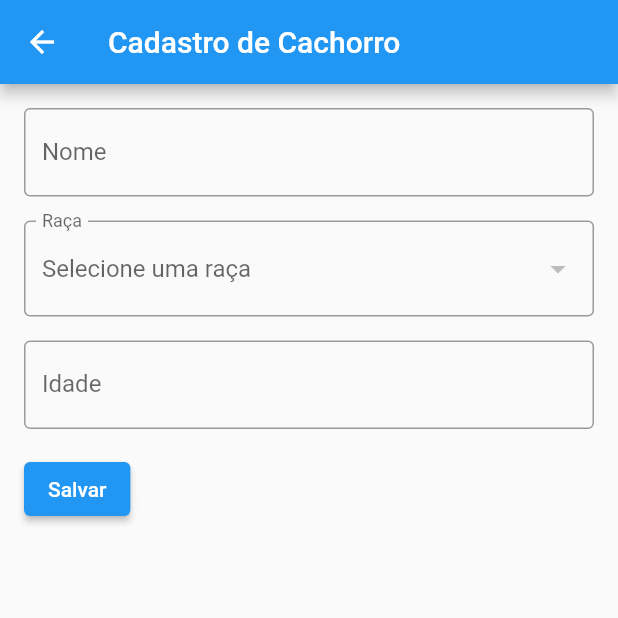
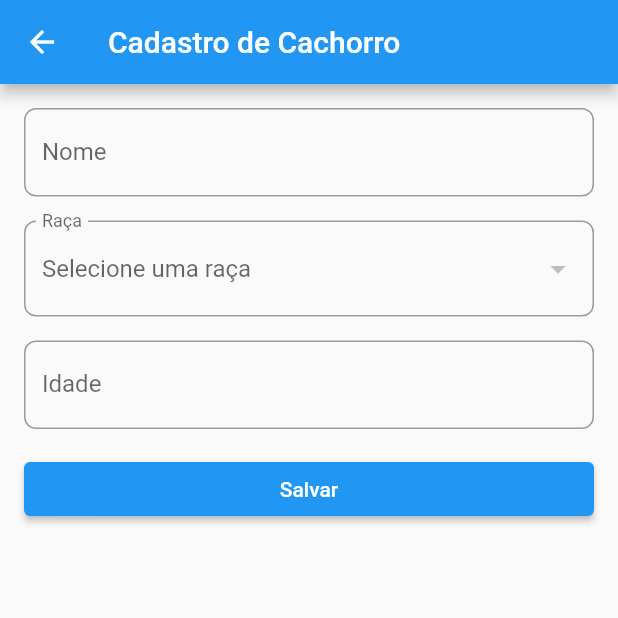
Before and after one commit to Sergio-Cordeiro/Canine_shield, a Flutter app: the DogRegistrationScreen screen opened by its route, on a phone screen of 412 x 824 dp, the top half of it. Run offline on Flutter 3.47's test engine with Material 2 defaults, Android fonts, the light colour scheme and no system bars; our stand-ins replace sqflite; accounts and stored records are empty; network calls fail.

Commit message:
some layout ajusts

```diff
--- a/lib/newDog.dart
+++ b/lib/newDog.dart
@@ -43,14 +43,18 @@ class _DogRegistrationScreenState extends State<DogRegistrationScreen> {
         child: Form(
           key: _formKey,
           child: Column(
-            crossAxisAlignment: CrossAxisAlignment.start,
+            crossAxisAlignment: CrossAxisAlignment.stretch,
             children: <Widget>[
               TextFormField(
                 decoration: InputDecoration(
                   labelText: 'Nome',
-                  border: OutlineInputBorder(),
+                  border: OutlineInputBorder(
+                    borderRadius: BorderRadius.circular(8.0),
+                  ),
                   focusedBorder: OutlineInputBorder(
-                    borderSide: BorderSide(color: Theme.of(context).primaryColor),
+                    borderSide:
+                        BorderSide(color: Theme.of(context).primaryColor),
+                    borderRadius: BorderRadius.circular(8.0),
                   ),
                 ),
                 validator: (value) {
@@ -67,9 +71,13 @@ class _DogRegistrationScreenState extends State<DogRegistrationScreen> {
               DropdownButtonFormField(
                 decoration: InputDecoration(
                   labelText: 'Raça',
-                  border: OutlineInputBorder(),
+                  border: OutlineInputBorder(
+                    borderRadius: BorderRadius.circular(8.0),
+                  ),
                   focusedBorder: OutlineInputBorder(
-                    borderSide: BorderSide(color: Theme.of(context).primaryColor),
+                    borderSide:
+                        BorderSide(color: Theme.of(context).primaryColor),
+                    borderRadius: BorderRadius.circular(8.0),
                   ),
                 ),
                 hint: const Text('Selecione uma raça'),
@@ -96,9 +104,13 @@ class _DogRegistrationScreenState extends State<DogRegistrationScreen> {
               TextFormField(
                 decoration: InputDecoration(
                   labelText: 'Idade',
-                  border: OutlineInputBorder(),
+                  border: OutlineInputBorder(
+                    borderRadius: BorderRadius.circular(8.0),
+                  ),
                   focusedBorder: OutlineInputBorder(
-                    borderSide: BorderSide(color: Theme.of(context).primaryColor),
+                    borderSide:
+                        BorderSide(color: Theme.of(context).primaryColor),
+                    borderRadius: BorderRadius.circular(8.0),
                   ),
                 ),
                 keyboardType: TextInputType.number,
```
